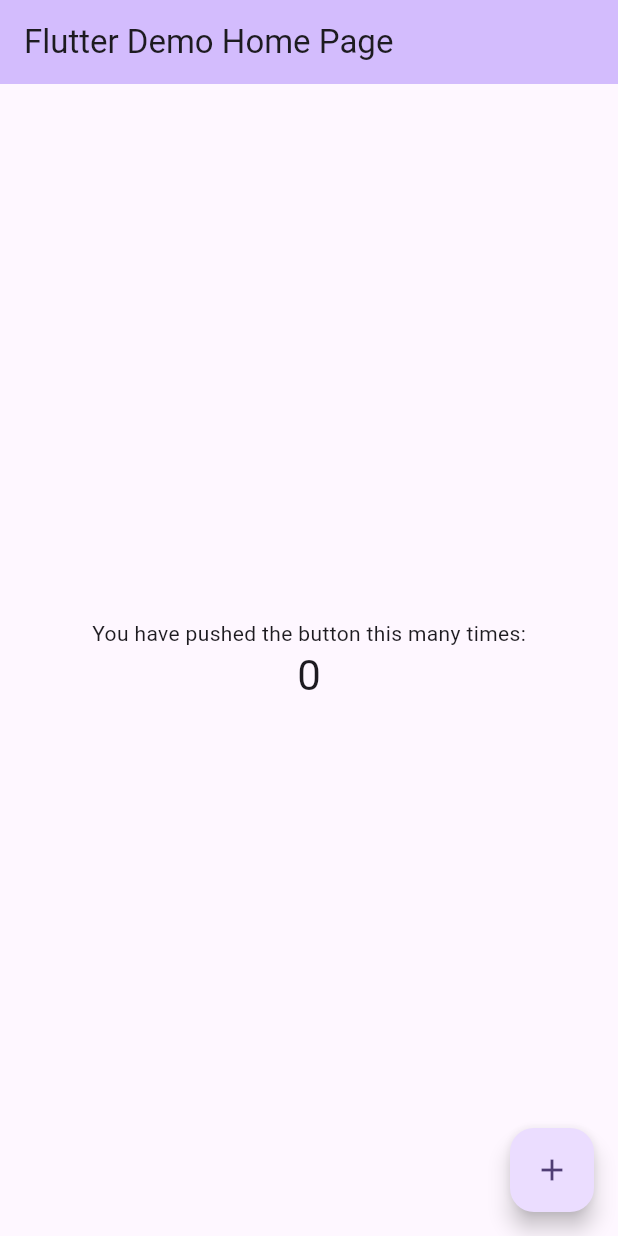
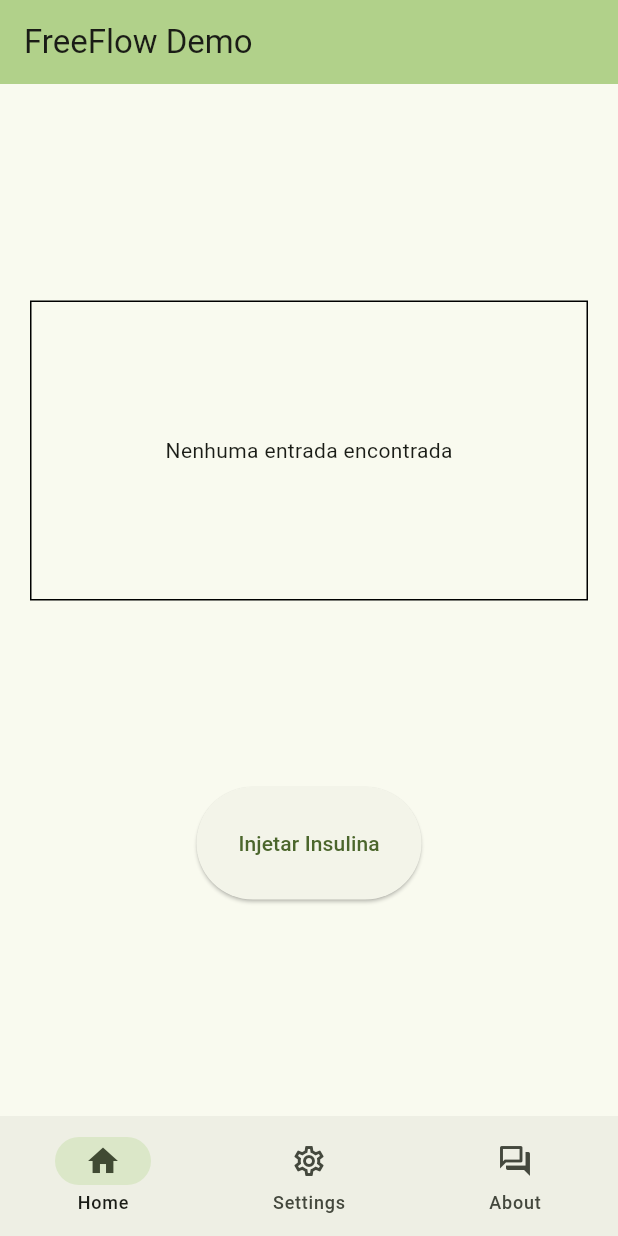
Before and after one commit to Vinicius-Marcondes/controlador-bomba-de-insulina, a Flutter app: the screen it shows after launch, on a phone screen of 412 x 824 dp. Run offline on Flutter 3.47's test engine with Material 2 defaults, Android fonts, the phone set to English and light mode, and no system bars.

Commit message:
Created the home page and some initial structures
Signed-off-by: Vinícius Marcondes Vieira <viniciusmarc_@hotmail.com>

```diff
--- a/lib/main.dart
+++ b/lib/main.dart
@@ -1,3 +1,4 @@
+import 'package:controlador_bomba_de_insulina/view/home.dart';
 import 'package:flutter/material.dart';
 
 void main() {
@@ -7,119 +8,16 @@ void main() {
 class MyApp extends StatelessWidget {
   const MyApp({super.key});
 
-  // This widget is the root of your application.
+  // Application root
   @override
   Widget build(BuildContext context) {
     return MaterialApp(
-      title: 'Flutter Demo',
+      title: 'FreeFlow Insulin Pump Prototype',
       theme: ThemeData(
-        // This is the theme of your application.
-        //
-        // TRY THIS: Try running your application with "flutter run". You'll see
-        // the application has a blue toolbar. Then, without quitting the app,
-        // try changing the seedColor in the colorScheme below to Colors.green
-        // and then invoke "hot reload" (save your changes or press the "hot
-        // reload" button in a Flutter-supported IDE, or press "r" if you used
-        // the command line to start the app).
-        //
-        // Notice that the counter didn't reset back to zero; the application
-        // state is not lost during the reload. To reset the state, use hot
-        // restart instead.
-        //
-        // This works for code too, not just values: Most code changes can be
-        // tested with just a hot reload.
-        colorScheme: ColorScheme.fromSeed(seedColor: Colors.deepPurple),
+        colorScheme: ColorScheme.fromSeed(seedColor: Colors.lightGreen),
         useMaterial3: true,
       ),
-      home: const MyHomePage(title: 'Flutter Demo Home Page'),
+      home: const HomePage(title: 'FreeFlow Demo'),
     );
   }
 }
-
-class MyHomePage extends StatefulWidget {
-  const MyHomePage({super.key, required this.title});
-
-  // This widget is the home page of your application. It is stateful, meaning
-  // that it has a State object (defined below) that contains fields that affect
-  // how it looks.
-
-  // This class is the configuration for the state. It holds the values (in this
-  // case the title) provided by the parent (in this case the App widget) and
-  // used by the build method of the State. Fields in a Widget subclass are
-  // always marked "final".
-
-  final String title;
-
-  @override
-  State<MyHomePage> createState() => _MyHomePageState();
-}
-
-class _MyHomePageState extends State<MyHomePage> {
-  int _counter = 0;
-
-  void _incrementCounter() {
-    setState(() {
-      // This call to setState tells the Flutter framework that something has
-      // changed in this State, which causes it to rerun the build method below
-      // so that the display can reflect the updated values. If we changed
-      // _counter without calling setState(), then the build method would not be
-      // called again, and so nothing would appear to happen.
-      _counter++;
-    });
-  }
-
-  @override
-  Widget build(BuildContext context) {
-    // This method is rerun every time setState is called, for instance as done
-    // by the _incrementCounter method above.
-    //
-    // The Flutter framework has been optimized to make rerunning build methods
-    // fast, so that you can just rebuild anything that needs updating rather
-    // than having to individually change instances of widgets.
-    return Scaffold(
-      appBar: AppBar(
-        // TRY THIS: Try changing the color here to a specific color (to
-        // Colors.amber, perhaps?) and trigger a hot reload to see the AppBar
-        // change color while the other colors stay the same.
-        backgroundColor: Theme.of(context).colorScheme.inversePrimary,
-        // Here we take the value from the MyHomePage object that was created by
-        // the App.build method, and use it to set our appbar title.
-        title: Text(widget.title),
-      ),
-      body: Center(
-        // Center is a layout widget. It takes a single child and positions it
-        // in the middle of the parent.
-        child: Column(
-          // Column is also a layout widget. It takes a list of children and
-          // arranges them vertically. By default, it sizes itself to fit its
-          // children horizontally, and tries to be as tall as its parent.
-          //
-          // Column has various properties to control how it sizes itself and
-          // how it positions its children. Here we use mainAxisAlignment to
-          // center the children vertically; the main axis here is the vertical
-          // axis because Columns are vertical (the cross axis would be
-          // horizontal).
-          //
-          // TRY THIS: Invoke "debug painting" (choose the "Toggle Debug Paint"
-          // action in the IDE, or press "p" in the console), to see the
-          // wireframe for each widget.
-          mainAxisAlignment: MainAxisAlignment.center,
-          children: <Widget>[
-            const Text(
-              'You have pushed the button this many times:',
-            ),
-            Text(
-              '$_counter',
-              style: Theme.of(context).textTheme.headlineMedium,
-            ),
-          ],
-        ),
-      ),
-      floatingActionButton: FloatingActionButton(
-        onPressed: _incrementCounter,
-        tooltip: 'Increment',
-        child: const Icon(Icons.add),
-      ), // This trailing comma makes auto-formatting nicer for build methods.
-    );
-  }
-}
--- /dev/null
+++ b/lib/view/about.dart
@@ -0,0 +1,46 @@
+import 'package:flutter/material.dart';
+
+class About extends StatefulWidget {
+  const About({super.key});
+
+  @override
+  State<About> createState() => _AboutState();
+}
+
+class _AboutState extends State<About> {
+  final String _paragraph = "O projeto 'FreeFlow Insulin Pump' nasceu com a visão de proporcionar uma mudança significativa na vida das pessoas que enfrentam o desafio da diabetes. O objetivo do projeto é desenvolver uma bomba de insulina de código aberto, sem fins lucrativos, que coloca o poder do gerenciamento da diabetes nas mãos dos próprios pacientes. Acreditamos firmemente na liberdade, na acessibilidade e na transparência. Com o 'FreeFlow Insulin Pump', buscamos capacitar indivíduos a viverem uma vida mais saudável e ativa, oferecendo uma solução inovadora e personalizável. Junte-se a nós nessa jornada para fazer a diferença na vida das pessoas com diabetes.";
+
+  @override
+  Widget build(BuildContext context) {
+    return Scaffold(
+      body: Center(
+        child: Container(
+          padding: const EdgeInsets.all(20),
+          child: Column(
+            mainAxisAlignment: MainAxisAlignment.spaceAround,
+            children: <Widget>[
+              const Text(
+                'FreeFlow Insulin Pump',
+                style: TextStyle(
+                  fontSize: 30,
+                  fontWeight: FontWeight.bold,
+                ),
+              ),
+              Text(
+                textAlign: TextAlign.justify,
+                _paragraph,
+              ),
+              const Text(
+                '© 2023 FreeFlow Insulin Pump',
+                style: TextStyle(
+                  fontSize: 20,
+                  fontWeight: FontWeight.bold,
+                ),
+              ),
+            ],
+          ),
+        ),
+      ),
+    );
+  }
+}
--- /dev/null
+++ b/lib/view/home.dart
@@ -0,0 +1,62 @@
+import 'package:controlador_bomba_de_insulina/view/overview.dart';
+import 'package:controlador_bomba_de_insulina/view/settings.dart';
+import 'package:flutter/material.dart';
+
+import 'about.dart';
+
+class HomePage extends StatefulWidget {
+  final String title;
+
+  const HomePage({super.key, required this.title});
+
+  @override
+  State<HomePage> createState() => _MyHomePageState();
+}
+
+class _MyHomePageState extends State<HomePage> {
+  int currentIndex = 0;
+  NavigationDestinationLabelBehavior labelBehavior = NavigationDestinationLabelBehavior.alwaysShow;
+
+  @override
+  Widget build(BuildContext context) {
+    return Scaffold(
+      appBar: AppBar(
+        backgroundColor: Theme.of(context).colorScheme.inversePrimary,
+        title: Text(widget.title),
+      ),
+      bottomNavigationBar: NavigationBar(
+        labelBehavior: labelBehavior,
+        destinations: const <Widget>[
+          NavigationDestination(
+            selectedIcon: Icon(Icons.home),
+            icon: Icon(Icons.home_outlined),
+            label: 'Home',
+            tooltip: 'Home',
+          ),
+          NavigationDestination(
+            selectedIcon: Icon(Icons.settings),
+            icon: Icon(Icons.settings_outlined),
+            label: 'Settings',
+            tooltip: 'Settings',
+          ),
+          NavigationDestination(
+              selectedIcon: Icon(Icons.question_answer),
+              icon: Icon(Icons.question_answer_outlined),
+              label: 'About',
+              tooltip: 'About'),
+        ],
+        selectedIndex: currentIndex,
+        onDestinationSelected: (int index) {
+          setState(() {
+            currentIndex = index;
+          });
+        },
+      ),
+      body: <Widget>[
+        const Overview(),
+        Settings(),
+        const About(),
+      ][currentIndex],
+    );
+  }
+}
--- /dev/null
+++ b/lib/view/overview.dart
@@ -0,0 +1,136 @@
+import 'package:flutter/material.dart';
+import 'package:intl/intl.dart';
+
+class Overview extends StatefulWidget {
+  const Overview({super.key});
+
+  @override
+  State<Overview> createState() => _OverviewState();
+}
+
+class _OverviewState extends State<Overview> {
+  final TextEditingController textEditingController = TextEditingController();
+  final _insulinInputKey = GlobalKey<FormState>();
+  final List<List<String>> _dummyInsulinLog = [];
+  final List<List<String>> test = [
+    ["a", "b"],
+    ["c", "d"],
+    ["e", "f"]
+  ];
+
+  @override
+  Widget build(BuildContext context) {
+    return Container(
+      padding: const EdgeInsets.all(20),
+      child: Column(
+        mainAxisAlignment: MainAxisAlignment.spaceEvenly,
+        children: <Widget>[
+          SizedBox(
+            height: 200,
+            width: double.infinity,
+            child: Container(
+              decoration: BoxDecoration(
+                border: Border.all(
+                  color: Colors.black,
+                  width: 1,
+                ),
+              ),
+              child: Center(
+                child: _dummyInsulinLog.isEmpty
+                    ? const Text("Nenhuma entrada encontrada")
+                    : ListView.builder(
+                        itemCount: _dummyInsulinLog.length,
+                        itemBuilder: (BuildContext context, int index) {
+                          return Container(
+                            padding: const EdgeInsets.all(35),
+                            child: Row(
+                              mainAxisAlignment: MainAxisAlignment.spaceBetween,
+                              children: <Widget>[
+                                Text("${_dummyInsulinLog[index][1]}Ui"),
+                                Text(_dummyInsulinLog[index][0]),
+                              ],
+                            ),
+                          );
+                        },
+                      ),
+              ),
+            ),
+          ),
+          ElevatedButton(
+            style: ElevatedButton.styleFrom(
+              minimumSize: const Size(150, 75),
+            ),
+            child: const Text('Injetar Insulina'),
+            onPressed: () => _inputBuilder(context),
+          ),
+        ],
+      ),
+    );
+  }
+
+  Future<void> _inputBuilder(BuildContext context) {
+    return showDialog(
+        context: context,
+        builder: (BuildContext context) {
+          return Dialog(
+            shape: RoundedRectangleBorder(
+              borderRadius: BorderRadius.circular(0.0),
+            ),
+            surfaceTintColor: Colors.white,
+            child: Container(
+              padding: const EdgeInsets.all(20),
+              child: Column(
+                mainAxisSize: MainAxisSize.min,
+                children: <Widget>[
+                  Form(
+                    key: _insulinInputKey,
+                    child: TextFormField(
+                      controller: textEditingController,
+                      keyboardType: TextInputType.number,
+                      decoration: const InputDecoration(
+                        border: OutlineInputBorder(),
+                        hintText: 'Insira a quantidade de insulina',
+                      ),
+                      validator: (value) {
+                        if (value == null || value.isEmpty) {
+                          return 'Por favor, insira um valor';
+                        }
+                        return null;
+                      },
+                    ),
+                  ),
+                  ElevatedButton(
+                    style: ElevatedButton.styleFrom(
+                      maximumSize: const Size(200, 100),
+                    ),
+                    child: const Text('Confimar'),
+                    onPressed: () {
+                      if (_insulinInputKey.currentState!.validate()) {
+                        _addDataToList(
+                            textEditingController.text, textEditingController);
+                        ScaffoldMessenger.of(context).showSnackBar(
+                          const SnackBar(
+                            content: Text('Enviando para a bomba...'),
+                          ),
+                        );
+                        Navigator.pop(context);
+                      }
+                    },
+                  ),
+                ],
+              ),
+            ),
+          );
+        });
+  }
+
+  _addDataToList(String data, TextEditingController textEditingController) {
+    setState(() {
+      _dummyInsulinLog.add([
+        DateFormat("HH:mm - dd/MM/yyyy").format(DateTime.now()).toString(),
+        data
+      ]);
+    });
+    textEditingController.clear();
+  }
+}
--- /dev/null
+++ b/lib/view/settings.dart
@@ -0,0 +1,17 @@
+import 'package:flutter/material.dart';
+
+class Settings extends StatelessWidget {
+  Settings({Key? key}) : super(key: key);
+
+  @override
+  Widget build(BuildContext context) {
+    return const Center(
+      child: Column(
+        mainAxisAlignment: MainAxisAlignment.center,
+        children: [
+          Text("Settings"),
+        ],
+      ),
+    );
+  }
+}
```
Also changed, not shown: pubspec.yaml (+5 -72 lines), pubspec.lock, 2 other files.
